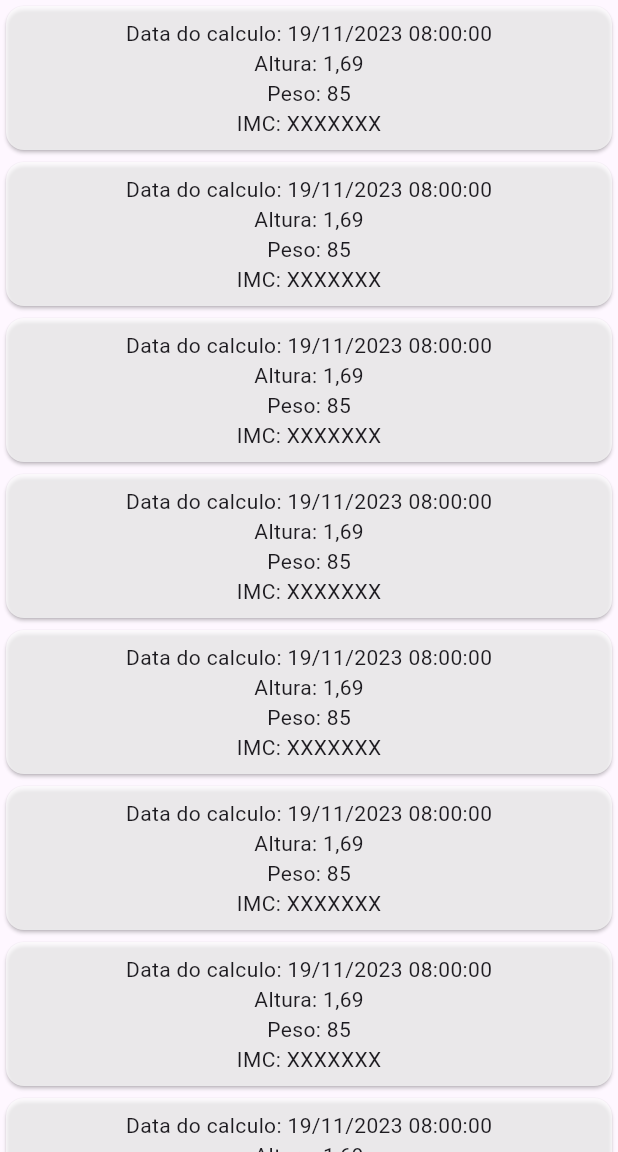
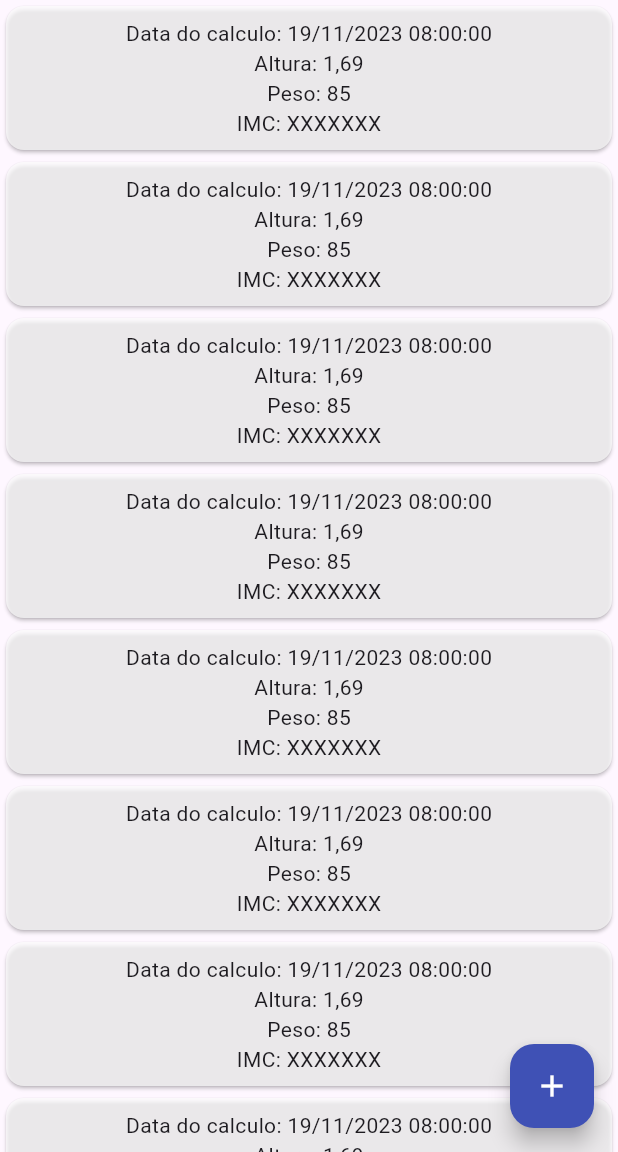
Before and after one commit to andersonro/FlutterCalculadoraIMC, a Flutter app: the screen it shows after launch, on a phone screen of 412 x 824 dp, the part 84-1236 px from its top. Run offline on Flutter 3.47's test engine with Material 2 defaults, Android fonts, the phone set to English and light mode, and no system bars.

Commit message:
Add FloatingActionButton

```diff
--- a/lib/app/view/home_page.dart
+++ b/lib/app/view/home_page.dart
@@ -20,6 +20,11 @@ class _HomePageState extends State<HomePage> {
                 return CardCalculoImc();
               },
           ),
+          floatingActionButton: FloatingActionButton(
+            onPressed: (){},
+            child: Icon(Icons.add, color: Colors.white),
+            backgroundColor: Colors.indigo,
+          ),
         ),
     );
   }
```
